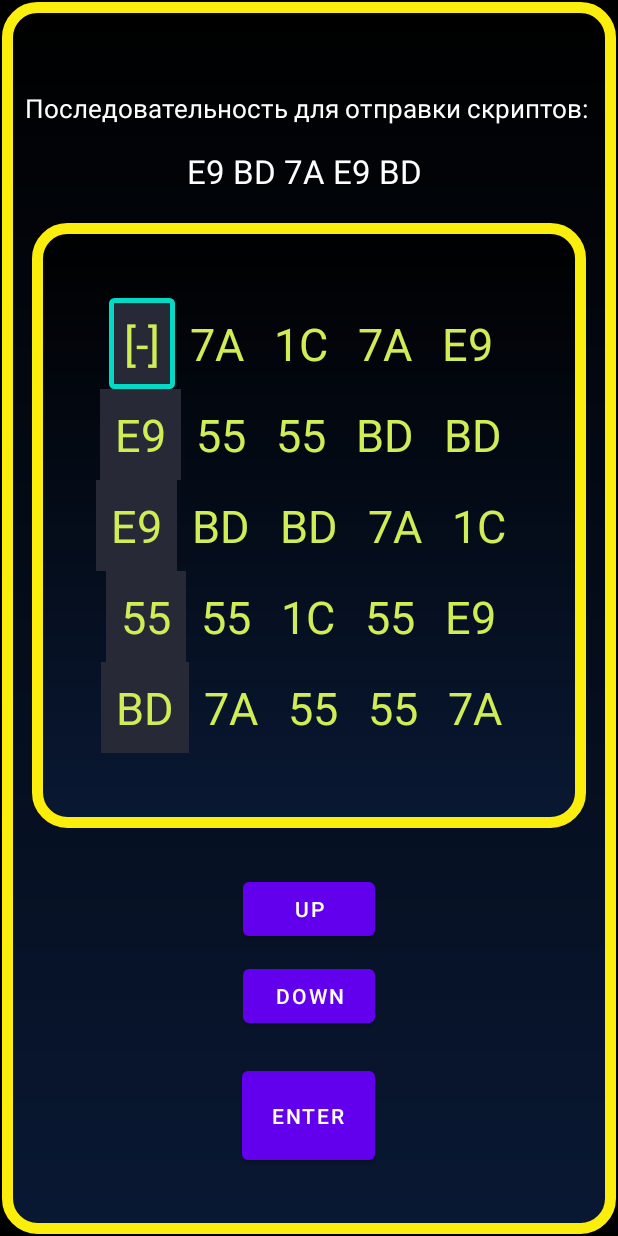
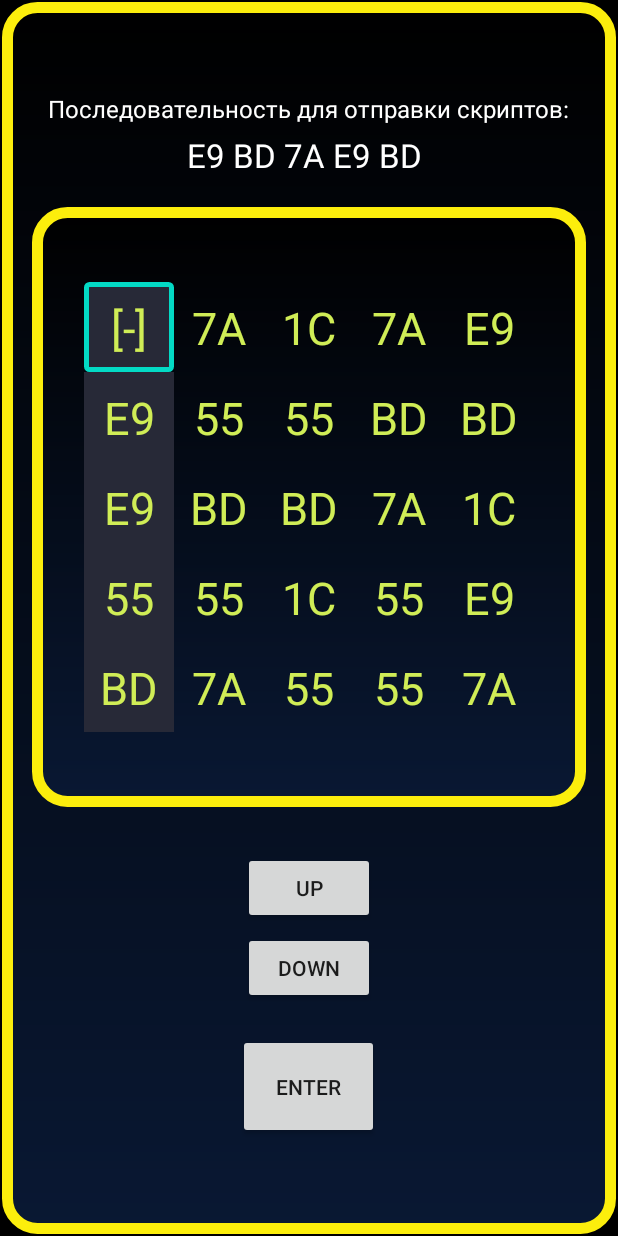
Before and after one commit to LevRostt/VisualNovel, an Android app: the MiniGameActivity screen opened directly, with no data from a screen before it, after a tap on "ENTER", on a phone screen of 412 x 824 dp. Run offline under Robolectric (Android 15) with nearby library versions, the light colour scheme and no system bars.

Commit message:
Visual bug fixing. ActionBar - off. Disable double clicking on "[-]".

```diff
--- a/app/src/main/AndroidManifest.xml
+++ b/app/src/main/AndroidManifest.xml
@@ -10,10 +10,11 @@
         android:label="@string/app_name"
         android:roundIcon="@mipmap/ic_launcher_round"
         android:supportsRtl="true"
-        android:theme="@style/Theme.VisualNovel"
+        android:theme="@style/VisualNovel.NoActionBar"
         tools:targetApi="31">
 
         <activity
+            android:screenOrientation="portrait"
             android:name=".ui.MainActivity"
             android:exported="true">
             <intent-filter>
@@ -28,11 +29,13 @@
         </activity>
 
         <activity
+            android:screenOrientation="portrait"
             android:name=".ui.CharacterScreenActivity"
             android:label="CharacterScreenActivity">
         </activity>
 
         <activity
+            android:screenOrientation="portrait"
             android:name=".ui.MiniGameActivity"
             android:label="MiniGameActivity">
         </activity>
--- a/app/src/main/java/com/example/visualnovel/MiniGame.java
+++ b/app/src/main/java/com/example/visualnovel/MiniGame.java
@@ -22,45 +22,46 @@ public class MiniGame {
 
     public int pushCheck(){
         int code = combination.check(matrix[xCoords][yCoords]);
+        if (code == -1){
+            return 0;
+        }
+        else {
             matrix[xCoords][yCoords] = "[-]";
-        if (code == 0){
-            if (heal == 1){
+            if (code == 0) {
+                if (heal == 1) {
                     heal++;
                 }
 
-            if (combination.getProgress() == combination.length()){
+                if (combination.getProgress() == combination.length()) {
 
                     return 1;
 
-            }
-            else{
+                } else {
 
-                if (orientation == 0){
+                    if (orientation == 0) {
                         orientation++;
-                }
-                else{
+                    } else {
                         orientation--;
                     }
 
                     return 0;
                 }
 
-        }
-        else {
+            } else {
 
                 heal--;
-            if (heal == 0){
+                if (heal == 0) {
 
                     return 1;
 
-            }
-            else {
+                } else {
                     if (orientation == 0) {
                         orientation++;
                     } else {
                         orientation--;
                     }
                     return 0;
+                }
             }
         }
     }
--- a/app/src/main/java/com/example/visualnovel/MiniGameCombination.java
+++ b/app/src/main/java/com/example/visualnovel/MiniGameCombination.java
@@ -29,14 +29,18 @@ public class MiniGameCombination {
         return progress;
     }
 
-    public int check(String comb){// Принимает элемент для сравнения, возвращает 0, если подходит 1, если не подходит
-        if (comb == combination[progress]){
+    public int check(String comb) {// Принимает элемент для сравнения, возвращает 0, если подходит ||  1, если не подходит || -1, Если ничего
+        if (comb == combination[progress]) {
             combination[progress] = "--";
             progress++;
             return 0;
-        }
-        else{
+        } else if (comb == "[-]") {
+
+            return -1;
+
+        } else {
             return 1;
         }
+
     }
 }
--- a/app/src/main/java/com/example/visualnovel/ui/MainActivity.java
+++ b/app/src/main/java/com/example/visualnovel/ui/MainActivity.java
@@ -32,6 +32,23 @@ public class MainActivity extends AppCompatActivity {
         mBinding.mainText.setText(game.getText());
     }
 
+    protected void onActivityResult(int requestCode, int resultCode, Intent data){
+        super.onActivityResult(requestCode, resultCode, data);
+        switch (resultCode){
+            case 1:
+                int[] i = data.getIntArrayExtra("Character");
+                Log.d("MyApp","We get information back");
+                character = new Character(i[0],i[1],i[2],i[3]);
+                updateScreenInfo();
+                //Log.d("CharacterData",String.valueOf(character.getStat()));
+                break;
+            case 2:
+                int resOfGame = data.getIntExtra("res", -1);
+                Toast.makeText(this,String.valueOf(resOfGame),Toast.LENGTH_LONG).show();
+                break;
+        }
+    }
+
     @Override
     protected void onCreate(Bundle savedInstanceState) {
         super.onCreate(savedInstanceState);
@@ -39,6 +56,17 @@ public class MainActivity extends AppCompatActivity {
         setContentView(mBinding.getRoot());
 //        prefs = getSharedPreferences("com.example.visualnovel", MODE_PRIVATE);
 
+
+        if (character == null){ //Первый вход в игру
+
+//            Intent game = new Intent(this, MiniGameActivity.class);
+//            startActivityForResult(game, 2);
+
+            Intent creationOfCharacter = new Intent(this, CharacterScreenActivity.class);
+            startActivityForResult(creationOfCharacter,1 );
+
+//            prefs.edit().putBoolean("firstrun", false).commit();
+        }
 
 
         //Написани логики объединения интерфейса и классов
@@ -102,35 +130,13 @@ public class MainActivity extends AppCompatActivity {
 
     }
 
-    protected void onActivityResult(int requestCode, int resultCode, Intent data){
-        super.onActivityResult(requestCode, resultCode, data);
-        switch (resultCode){
-            case 1:
-                int[] i = data.getIntArrayExtra("Character");
-                Log.d("MyApp","We get information back");
-                character = new Character(i[0],i[1],i[2],i[3]);
-                updateScreenInfo();
-                //Log.d("CharacterData",String.valueOf(character.getStat()));
-            case 2:
-                int[] resOfGame = data.getIntArrayExtra("res");
-                Toast.makeText(this,String.valueOf(resOfGame[0]),Toast.LENGTH_LONG);
-        }
-    }
 
-    @Override
-    protected void onResume(){
-        super.onResume();
-//        if (prefs.getBoolean("firstrun", true)){
-        if (character == null){
-//            Intent game = new Intent(this, MiniGameActivity.class);
-//            startActivityForResult(game, 2);
-
-            Intent creationOfCharacter = new Intent(this, CharacterScreenActivity.class);
-            startActivityForResult(creationOfCharacter,1 );
-
-//            prefs.edit().putBoolean("firstrun", false).commit();
-        }
-
-    }
+//    @Override
+//    protected void onResume(){
+//        super.onResume();
+////        if (prefs.getBoolean("firstrun", true)){
+//
+//
+//    }
 
 }
--- a/app/src/main/java/com/example/visualnovel/ui/MiniGameActivity.java
+++ b/app/src/main/java/com/example/visualnovel/ui/MiniGameActivity.java
@@ -64,12 +64,13 @@ public class MiniGameActivity extends AppCompatActivity {
 
             endOfGame = game.pushCheck();
 
-            if (endOfGame == 0){
+            if (endOfGame == 0){ // Завершение Активити с каким-либо параметром
                 if (game.getOrientation() == 0){
                     mBinding.up.setVisibility(android.view.View.GONE);
                     mBinding.down.setVisibility(android.view.View.GONE);
                     mBinding.left.setVisibility(android.view.View.VISIBLE);
                     mBinding.right.setVisibility(android.view.View.VISIBLE);
+                    //редактировать размер кнопки Enter
                 }
                 else{
                     mBinding.up.setVisibility(android.view.View.VISIBLE);
--- a/app/src/main/res/layout/minigame_layout.xml
+++ b/app/src/main/res/layout/minigame_layout.xml
@@ -14,11 +14,13 @@
         <LinearLayout
             android:orientation="vertical"
             android:layout_width="match_parent"
-            android:layout_height="wrap_content">
+            android:layout_height="wrap_content"
+            android:layout_marginBottom="10dp">
 
             <TextView
-                android:textSize="17dp"
-                android:layout_margin="15dp"
+                android:layout_gravity="center"
+                android:textSize="16dp"
+                android:layout_margin="5dp"
                 android:layout_width="wrap_content"
                 android:layout_height="wrap_content"
                 android:text="@string/miniGameTitle"
@@ -51,6 +53,9 @@
                         android:layout_height="wrap_content"
                         android:gravity="center">
                         <TextView
+                            android:gravity="center"
+                            android:width="60dp"
+                            android:height="60dp"
                             android:id="@+id/tab00"
                             android:padding="10dp"
                             android:layout_width="wrap_content"
@@ -60,6 +65,9 @@
                             android:textSize="30dp"/>
 
                         <TextView
+                            android:gravity="center"
+                            android:width="60dp"
+                            android:height="60dp"
                             android:id="@+id/tab01"
                             android:padding="10dp"
                             android:layout_width="wrap_content"
@@ -69,6 +77,9 @@
                             android:textSize="30dp"/>
 
                         <TextView
+                            android:gravity="center"
+                            android:width="60dp"
+                            android:height="60dp"
                             android:id="@+id/tab02"
                             android:padding="10dp"
                             android:layout_width="wrap_content"
@@ -78,6 +89,9 @@
                             android:textSize="30dp"/>
 
                         <TextView
+                            android:gravity="center"
+                            android:width="60dp"
+                            android:height="60dp"
                             android:id="@+id/tab03"
                             android:padding="10dp"
                             android:layout_width="wrap_content"
@@ -87,6 +101,9 @@
                             android:textSize="30dp"/>
 
                         <TextView
+                            android:gravity="center"
+                            android:width="60dp"
+                            android:height="60dp"
                             android:id="@+id/tab04"
                             android:padding="10dp"
                             android:layout_width="wrap_content"
@@ -102,6 +119,9 @@
                         android:layout_height="wrap_content"
                         android:gravity="center">
                         <TextView
+                            android:gravity="center"
+                            android:width="60dp"
+                            android:height="60dp"
                             android:id="@+id/tab10"
                             android:padding="10dp"
                             android:layout_width="wrap_content"
@@ -111,6 +131,9 @@
                             android:textSize="30dp"/>
 
                         <TextView
+                            android:gravity="center"
+                            android:width="60dp"
+                            android:height="60dp"
                             android:id="@+id/tab11"
                             android:padding="10dp"
                             android:layout_width="wrap_content"
@@ -120,6 +143,9 @@
                             android:textSize="30dp"/>
 
                         <TextView
+                            android:gravity="center"
+                            android:width="60dp"
+                            android:height="60dp"
                             android:id="@+id/tab12"
                             android:padding="10dp"
                             android:layout_width="wrap_content"
@@ -129,6 +155,9 @@
                             android:textSize="30dp"/>
 
                         <TextView
+                            android:gravity="center"
+                            android:width="60dp"
+                            android:height="60dp"
                             android:id="@+id/tab13"
                             android:padding="10dp"
                             android:layout_width="wrap_content"
@@ -138,6 +167,9 @@
                             android:textSize="30dp"/>
 
                         <TextView
+                            android:gravity="center"
+                            android:width="60dp"
+                            android:height="60dp"
                             android:id="@+id/tab14"
                             android:padding="10dp"
                             android:layout_width="wrap_content"
@@ -153,6 +185,9 @@
                         android:layout_height="wrap_content"
                         android:gravity="center">
                         <TextView
+                            android:gravity="center"
+                            android:width="60dp"
+                            android:height="60dp"
                             android:id="@+id/tab20"
                             android:padding="10dp"
                             android:layout_width="wrap_content"
@@ -161,6 +196,9 @@
                             android:textColor="@color/hack_green"
                             android:textSize="30dp"/>
                         <TextView
+                            android:gravity="center"
+                            android:width="60dp"
+                            android:height="60dp"
                             android:id="@+id/tab21"
                             android:padding="10dp"
                             android:layout_width="wrap_content"
@@ -169,6 +207,9 @@
                             android:textColor="@color/hack_green"
                             android:textSize="30dp"/>
                         <TextView
+                            android:gravity="center"
+                            android:width="60dp"
+                            android:height="60dp"
                             android:id="@+id/tab22"
                             android:padding="10dp"
                             android:layout_width="wrap_content"
@@ -177,6 +218,9 @@
                             android:textColor="@color/hack_green"
                             android:textSize="30dp"/>
                         <TextView
+                            android:gravity="center"
+                            android:width="60dp"
+                            android:height="60dp"
                             android:id="@+id/tab23"
                             android:padding="10dp"
                             android:layout_width="wrap_content"
@@ -185,6 +229,9 @@
                             android:textColor="@color/hack_green"
                             android:textSize="30dp"/>
                         <TextView
+                            android:gravity="center"
+                            android:width="60dp"
+                            android:height="60dp"
                             android:id="@+id/tab24"
                             android:padding="10dp"
                             android:layout_width="wrap_content"
@@ -200,6 +247,9 @@
                         android:layout_height="wrap_content"
                         android:gravity="center">
                         <TextView
+                            android:gravity="center"
+                            android:width="60dp"
+                            android:height="60dp"
                             android:id="@+id/tab30"
                             android:padding="10dp"
                             android:layout_width="wrap_content"
@@ -208,6 +258,9 @@
                             android:textColor="@color/hack_green"
                             android:textSize="30dp"/>
                         <TextView
+                            android:gravity="center"
+                            android:width="60dp"
+                            android:height="60dp"
                             android:id="@+id/tab31"
                             android:padding="10dp"
                             android:layout_width="wrap_content"
@@ -216,6 +269,9 @@
                             android:textColor="@color/hack_green"
                             android:textSize="30dp"/>
                         <TextView
+                            android:gravity="center"
+                            android:width="60dp"
+                            android:height="60dp"
                             android:id="@+id/tab32"
                             android:padding="10dp"
                             android:layout_width="wrap_content"
@@ -224,6 +280,9 @@
                             android:textColor="@color/hack_green"
                             android:textSize="30dp"/>
                         <TextView
+                            android:gravity="center"
+                            android:width="60dp"
+                            android:height="60dp"
                             android:id="@+id/tab33"
                             android:padding="10dp"
                             android:layout_width="wrap_content"
@@ -232,6 +291,9 @@
                             android:textColor="@color/hack_green"
                             android:textSize="30dp"/>
                         <TextView
+                            android:gravity="center"
+                            android:width="60dp"
+                            android:height="60dp"
                             android:id="@+id/tab34"
                             android:padding="10dp"
                             android:layout_width="wrap_content"
@@ -246,6 +308,9 @@
                         android:layout_height="wrap_content"
                         android:gravity="center">
                         <TextView
+                            android:gravity="center"
+                            android:width="60dp"
+                            android:height="60dp"
                             android:id="@+id/tab40"
                             android:padding="10dp"
                             android:layout_width="wrap_content"
@@ -254,6 +319,9 @@
                             android:textColor="@color/hack_green"
                             android:textSize="30dp"/>
                         <TextView
+                            android:gravity="center"
+                            android:width="60dp"
+                            android:height="60dp"
                             android:id="@+id/tab41"
                             android:padding="10dp"
                             android:layout_width="wrap_content"
@@ -262,6 +330,9 @@
                             android:textColor="@color/hack_green"
                             android:textSize="30dp"/>
                         <TextView
+                            android:gravity="center"
+                            android:width="60dp"
+                            android:height="60dp"
                             android:id="@+id/tab42"
                             android:padding="10dp"
                             android:layout_width="wrap_content"
@@ -270,6 +341,9 @@
                             android:textColor="@color/hack_green"
                             android:textSize="30dp"/>
                         <TextView
+                            android:gravity="center"
+                            android:width="60dp"
+                            android:height="60dp"
                             android:id="@+id/tab43"
                             android:padding="10dp"
                             android:layout_width="wrap_content"
@@ -278,6 +352,9 @@
                             android:textColor="@color/hack_green"
                             android:textSize="30dp"/>
                         <TextView
+                            android:gravity="center"
+                            android:width="60dp"
+                            android:height="60dp"
                             android:id="@+id/tab44"
                             android:padding="10dp"
                             android:layout_width="wrap_content"
@@ -292,54 +369,60 @@
         </LinearLayout>
         <LinearLayout
             android:layout_width="match_parent"
-            android:layout_height="wrap_content"
+            android:layout_height="200dp"
             android:orientation="vertical">
             <Button
                 android:id="@+id/up"
-                android:layout_marginTop="10dp"
                 android:layout_gravity="center"
                 android:layout_width="wrap_content"
                 android:layout_height="wrap_content"
                 android:text="up"
-                android:visibility="gone"/>
+                android:visibility="gone"
+                android:padding="10dp"/>
             <Button
                 android:id="@+id/down"
-                android:layout_marginTop="10dp"
+                android:layout_marginTop="5dp"
+                android:layout_marginBottom="-15dp"
                 android:layout_gravity="center"
                 android:layout_width="wrap_content"
                 android:layout_height="wrap_content"
                 android:text="down"
-                android:visibility="gone"/>
+                android:visibility="gone"
+                android:padding="10dp"/>
             <LinearLayout
+                android:layout_marginTop="10dp"
+                android:layout_marginBottom="10dp"
                 android:layout_width="wrap_content"
                 android:layout_height="wrap_content"
                 android:orientation="horizontal"
                 android:layout_gravity="center"
                 android:visibility="visible">
                 <Button
-                    android:layout_marginHorizontal="15dp"
                     android:id="@+id/left"
+                    android:layout_marginHorizontal="10dp"
                     android:layout_marginTop="10dp"
                     android:layout_gravity="center"
                     android:layout_width="wrap_content"
                     android:layout_height="wrap_content"
                     android:text="left"
-                    android:visibility="visible"/>
+                    android:visibility="visible"
+                    android:padding="10dp"/>
                 <Button
-
-                    android:layout_marginHorizontal="15dp"
                     android:id="@+id/right"
+                    android:layout_marginHorizontal="10dp"
                     android:layout_marginTop="10dp"
                     android:layout_gravity="center"
                     android:layout_width="wrap_content"
                     android:layout_height="wrap_content"
                     android:text="right"
-                    android:visibility="visible"/>
+                    android:visibility="visible"
+                    android:padding="10dp"/>
             </LinearLayout>
+
             <Button
-                android:padding="20dp"
+                android:padding="25dp"
                 android:id="@+id/Enter"
-                android:layout_marginTop="20dp"
+                android:layout_marginTop="15dp"
                 android:layout_gravity="center"
                 android:layout_width="wrap_content"
                 android:layout_height="wrap_content"
--- a/app/src/main/res/layout/start_layout.xml
+++ b/app/src/main/res/layout/start_layout.xml
@@ -62,14 +62,14 @@
             <Button
                 android:id="@+id/repButton"
                 android:layout_margin="10dp"
-                android:layout_width="180dp"
+                android:layout_width="160dp"
                 android:layout_height="wrap_content"
                 android:text="Reputation"/>
 
             <Button
                 android:id="@+id/strongButton"
                 android:layout_margin="10dp"
-                android:layout_width="180dp"
+                android:layout_width="160dp"
                 android:layout_height="wrap_content"
                 android:text="Strong"/>
         </LinearLayout>
@@ -117,14 +117,14 @@
             <Button
                 android:id="@+id/cyberimplButton"
                 android:layout_margin="10dp"
-                android:layout_width="180dp"
+                android:layout_width="160dp"
                 android:layout_height="wrap_content"
                 android:text="Cyberimplants"/>
 
             <Button
                 android:id="@+id/moneyButton"
                 android:layout_margin="10dp"
-                android:layout_width="180dp"
+                android:layout_width="160dp"
                 android:layout_height="wrap_content"
                 android:text="Money"/>
 
@@ -141,7 +141,7 @@
                 android:id="@+id/perksCount"
                 android:layout_width="wrap_content"
                 android:layout_height="wrap_content"
-                android:text="7"
+                android:text="6"
                 android:textSize="30dp"/>
             <TextView
                 android:textColor="@color/white"
--- a/app/src/main/res/values/themes.xml
+++ b/app/src/main/res/values/themes.xml
@@ -12,5 +12,13 @@
         <!-- Status bar color. -->
         <item name="android:statusBarColor">?attr/colorPrimaryVariant</item>
         <!-- Customize your theme here. -->
+
+        <item name="windowActionBar">false</item> //NoActionBar
+        <item name="windowNoTitle">true</item>
+    </style>
+
+    <style name="VisualNovel.NoActionBar" parent="Theme.AppCompat.DayNight.NoActionBar">
+        <item name="windowActionBar">false</item>
+        <item name="windowNoTitle">true</item>
     </style>
 </resources>
```
Lines whose indentation alone changed are shown as unchanged.
